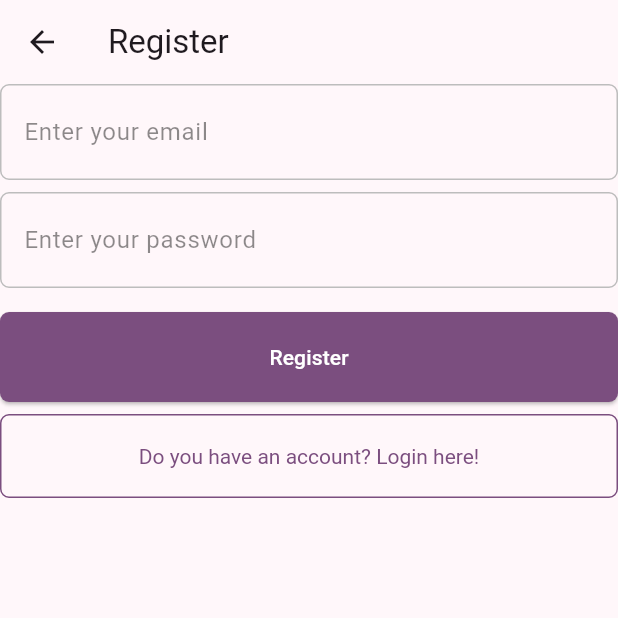
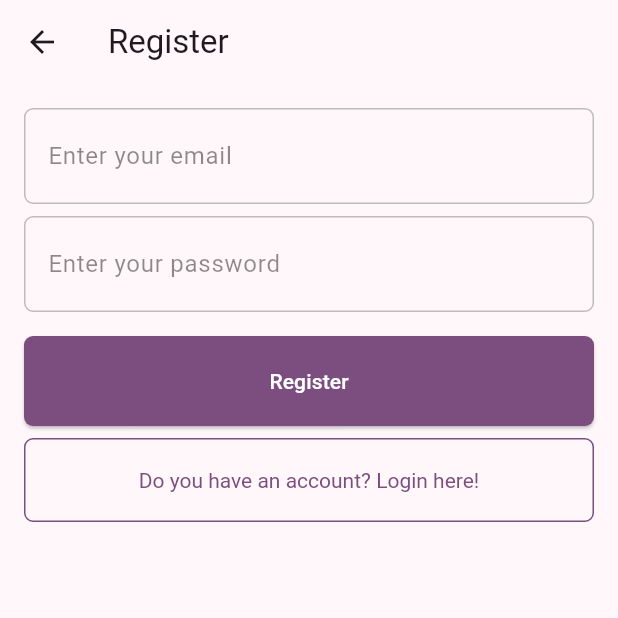
Before and after one commit to AryanGh11/mynotes-flutter, a Flutter app: the RegisterView screen opened by its route, on a phone screen of 412 x 824 dp, the top half of it. Run offline on Flutter 3.47's test engine with Material 3 defaults, Android fonts, the phone set to English and light mode, and no system bars; our stand-ins replace firebase_auth, firebase_core, logger, sqflite; accounts and stored records are empty.

Commit message:
some ui changes

```diff
--- a/lib/views/register_view.dart
+++ b/lib/views/register_view.dart
@@ -36,7 +36,9 @@ class _RegisterViewState extends State<RegisterView> {
   Widget build(BuildContext context) {
     return Scaffold(
         appBar: AppBar(title: const Text("Register")),
-      body: Column(
+        body: Padding(
+          padding: const EdgeInsets.all(16),
+          child: Column(
             children: [
               SimpleTextField(
                 hintText: "Enter your email",
@@ -107,6 +109,6 @@ class _RegisterViewState extends State<RegisterView> {
                   child: const Text("Do you have an account? Login here!"))
             ],
           ),
-    );
+        ));
   }
 }
```
Lines whose indentation alone changed are shown as unchanged.
